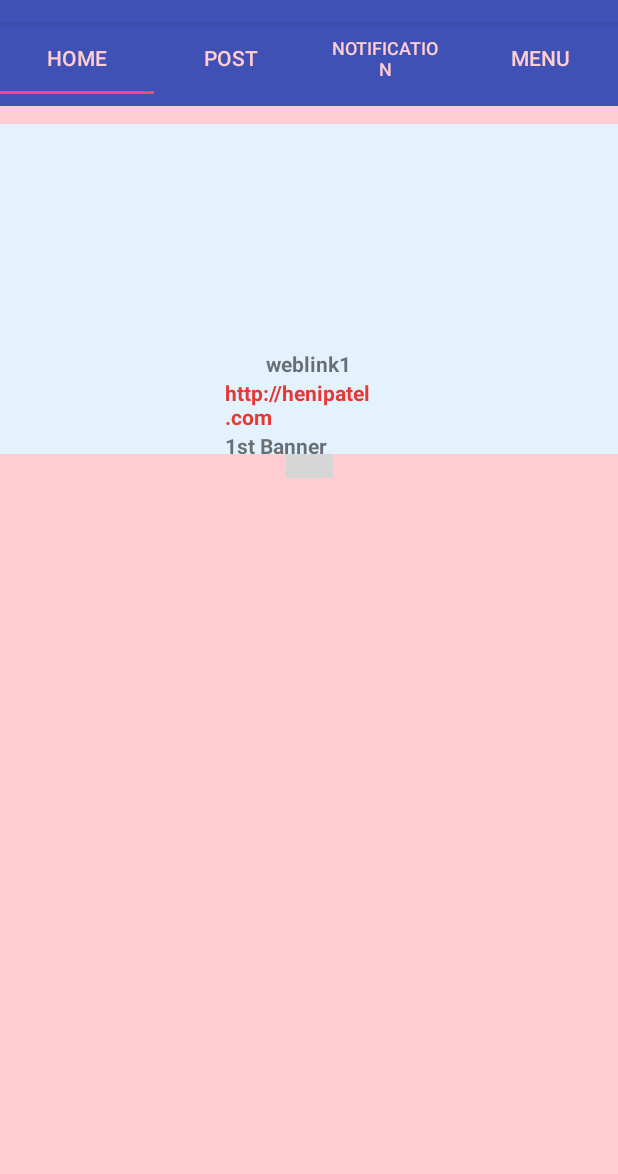
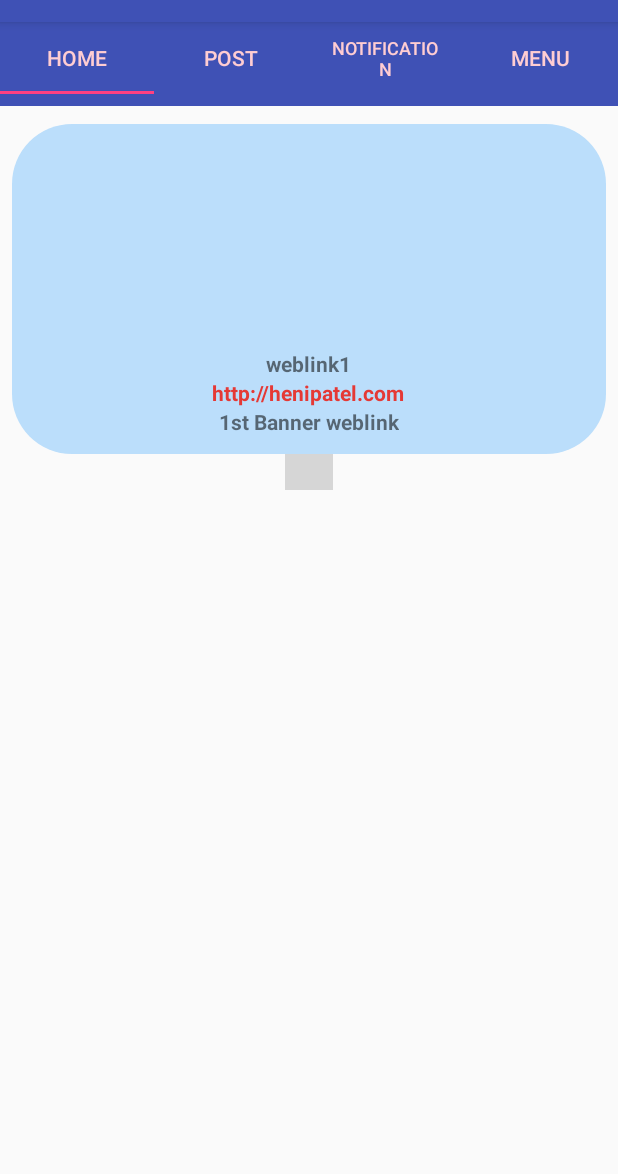
Before and after one commit to henipatel111/TrialApplication, an Android app: the screen it shows after launch (MainActivity), on a phone screen of 412 x 824 dp, the part 62-1236 px from its top. Run offline under Robolectric (Android 15) with nearby library versions, the phone set to English and light mode, and no system bars; our stand-ins replace ButterKnife; plain views replace CircleIndicator; 1 statement that could not run was skipped; grey boxes are pictures that could not be loaded.

Commit message:
fix Home page banner

```diff
--- a/app/src/main/java/com/example/heni/bannersonhomepage/fragments/BannerFragment.java
+++ b/app/src/main/java/com/example/heni/bannersonhomepage/fragments/BannerFragment.java
@@ -14,6 +14,7 @@ import android.widget.LinearLayout;
 import android.widget.ProgressBar;
 import android.widget.RelativeLayout;
 import android.widget.TextView;
+import android.widget.Toast;
 
 import com.example.heni.bannersonhomepage.R;
 import com.example.heni.bannersonhomepage.models.Banner;
@@ -88,4 +89,5 @@ public class BannerFragment extends Fragment {
         textView1.setText(banner.getLinkUrl());
         textView2.setText(banner.getDescription());
     }
+
 }
--- a/app/src/main/java/com/example/heni/bannersonhomepage/fragments/BannerHomeFragment.java
+++ b/app/src/main/java/com/example/heni/bannersonhomepage/fragments/BannerHomeFragment.java
@@ -1,12 +1,9 @@
 package com.example.heni.bannersonhomepage.fragments;
 
-import android.content.Context;
-import android.os.AsyncTask;
 import android.os.Bundle;
 import android.support.annotation.Nullable;
 import android.support.v4.app.Fragment;
 import android.support.v7.widget.LinearLayoutManager;
-import android.util.Log;
 import android.view.LayoutInflater;
 import android.view.View;
 import android.view.ViewGroup;
@@ -17,9 +14,7 @@ import com.example.heni.bannersonhomepage.R;
 import com.example.heni.bannersonhomepage.adapters.BannerAdapter;
 import com.example.heni.bannersonhomepage.models.Banner;
 import com.example.heni.bannersonhomepage.utilities.CommonRecyclerItem;
-import com.example.heni.bannersonhomepage.utilities.MyHelper;
 import com.example.heni.bannersonhomepage.views.CommonRecyclerScreen;
-
 
 import java.util.ArrayList;
 import java.util.List;
@@ -67,7 +62,7 @@ public class BannerHomeFragment extends Fragment {
     @Override
     public void onViewCreated(View view, @Nullable Bundle savedInstanceState) {
         super.onViewCreated(view, savedInstanceState);
-        crs = CommonRecyclerScreen.setupWithActivity(getActivity());
+        crs = new CommonRecyclerScreen(this.getContext(),view);
         resetScreen();
     }
 
--- a/app/src/main/java/com/example/heni/bannersonhomepage/fragments/MenuFragment.java
+++ b/app/src/main/java/com/example/heni/bannersonhomepage/fragments/MenuFragment.java
@@ -2,22 +2,35 @@ package com.example.heni.bannersonhomepage.fragments;
 
 import android.os.Bundle;
 import android.support.v4.app.Fragment;
+import android.support.v7.widget.RecyclerView;
 import android.view.LayoutInflater;
 import android.view.View;
 import android.view.ViewGroup;
+import android.widget.RelativeLayout;
 
 import com.example.heni.bannersonhomepage.R;
+
+import butterknife.BindView;
+import butterknife.ButterKnife;
 
 /**
  * Created by heni on 8/7/17.
  */
 
 public class MenuFragment extends Fragment {
+
+   /* @BindView(R.id.rv_rlholder)
+    RelativeLayout relativeLayout;
+    @BindView(R.id.m_recyclerview)
+    RecyclerView recyclerView;*/
+
     @Override
     public View onCreateView(LayoutInflater inflater, ViewGroup container, Bundle savedInstanceState) {
 
         //Returning the layout file after inflating
         //Change R.layout.tab1 in you classes
-        return inflater.inflate(R.layout.tab, container, false);
+        View rootView = inflater.inflate(R.layout.menu_fragment, container, false);
+        ButterKnife.bind(this, rootView);
+        return rootView;
     }
 }
--- a/app/src/main/java/com/example/heni/bannersonhomepage/viewholders/BannerViewHolder.java
+++ b/app/src/main/java/com/example/heni/bannersonhomepage/viewholders/BannerViewHolder.java
@@ -11,6 +11,7 @@ import android.support.v7.widget.RecyclerView;
 import android.view.View;
 import android.widget.ImageView;
 import android.widget.LinearLayout;
+import android.widget.Toast;
 
 import com.example.heni.bannersonhomepage.R;
 import com.example.heni.bannersonhomepage.fragments.BannerFragment;
@@ -86,7 +87,6 @@ public class BannerViewHolder extends RecyclerView.ViewHolder {
             viewPager.setAdapter(pagerAdapter);
             viewPager.setOffscreenPageLimit(bannerList.size());
             circleIndicator.setViewPager(viewPager);
-
             viewPager.addOnPageChangeListener(new ViewPager.OnPageChangeListener() {
                 @Override
                 public void onPageScrolled(int position, float positionOffset, int positionOffsetPixels) {
@@ -112,32 +112,10 @@ public class BannerViewHolder extends RecyclerView.ViewHolder {
 
         public PagerAdapter(FragmentManager fm) {
             super(fm);
-
-
         }
-        /*@Override
-        public Fragment getItem(int position) {
-            switch (bannerList.get(position).getTitle()) {
-                case "weblink1":
-                    return MyFragment.newInstance(bannerList.get(position));
-                case "lesson1":
-                    return MyFragment.newInstance(bannerList.get(position));
-                case "course1":
-                    return MyFragment.newInstance(bannerList.get(position));
-            }
-            return MyFragment.newInstance(bannerList.get(position));
-        }*/
 
         @Override
         public Fragment getItem(int position) {
-            switch (bannerList.get(position).getTitle()) {
-                case "weblink1":
-                    return BannerFragment.newInstance(bannerList.get(position));
-                case "lesson1":
-                    return BannerFragment.newInstance(bannerList.get(position));
-                case "course1":
-                    return BannerFragment.newInstance(bannerList.get(position));
-            }
             return BannerFragment.newInstance(bannerList.get(position));
         }
         @Override
--- a/app/src/main/java/com/example/heni/bannersonhomepage/views/CommonRecyclerScreen.java
+++ b/app/src/main/java/com/example/heni/bannersonhomepage/views/CommonRecyclerScreen.java
@@ -58,11 +58,6 @@ public class CommonRecyclerScreen {
         }
     }
 
-    public static CommonRecyclerScreen setupWithActivity(Activity activity) {
-        return new CommonRecyclerScreen(activity, activity.findViewById(R.id.common_recycler_screen));
-    }
-
-
     public RecyclerView getRecyclerView() {
         return recyclerView;
     }
--- /dev/null
+++ b/app/src/main/res/drawable/rounded_dialog.xml
@@ -0,0 +1,8 @@
+<?xml version="1.0" encoding="utf-8"?>
+    <shape xmlns:android="http://schemas.android.com/apk/res/android"
+        android:shape="rectangle">
+        <solid android:color="@color/google_blue_100"/>
+        <corners android:radius="40dp" />
+        <padding android:left="10dp"
+            android:right="10dp"/>
+    </shape>
--- a/app/src/main/res/layout/banner_fragment.xml
+++ b/app/src/main/res/layout/banner_fragment.xml
@@ -4,15 +4,15 @@
     android:layout_height="match_parent"
     xmlns:tools="http://schemas.android.com/tools"
     android:orientation="vertical"
-    android:background="@color/google_blue_50"
     tools:context="com.example.heni.bannersonhomepage.fragments.BannerFragment">
 
     <RelativeLayout
         android:id="@+id/rl_holder"
         android:layout_width="match_parent"
         android:layout_height="match_parent"
-        android:layout_marginLeft="@dimen/google_12x"
-        android:layout_marginRight="@dimen/google_12x">
+        android:background="@drawable/rounded_dialog"
+        android:layout_marginLeft="@dimen/google_1x"
+        android:layout_marginRight="@dimen/google_1x">
 
     <!-- <ImageView
            android:id="@+id/img_reference"
--- a/app/src/main/res/layout/banner_home_fragment.xml
+++ b/app/src/main/res/layout/banner_home_fragment.xml
@@ -10,7 +10,7 @@
         android:id="@+id/r_mainHolder"
         android:layout_width="match_parent"
         android:layout_height="match_parent"
-        android:background="@color/google_red_100">
+        >
 
         <RelativeLayout
             android:id="@+id/crs_holder"
--- /dev/null
+++ b/app/src/main/res/layout/menu_fragment.xml
@@ -0,0 +1,6 @@
+<?xml version="1.0" encoding="utf-8"?>
+<LinearLayout xmlns:android="http://schemas.android.com/apk/res/android"
+    android:orientation="vertical" android:layout_width="match_parent"
+    android:layout_height="match_parent">
+
+</LinearLayout>
--- a/app/src/main/res/layout/vh_banner_pager.xml
+++ b/app/src/main/res/layout/vh_banner_pager.xml
@@ -4,7 +4,6 @@
     android:id="@+id/ll_holder"
     android:layout_width="match_parent"
     android:layout_height="wrap_content"
-
     android:orientation="vertical">
 
     <RelativeLayout
@@ -16,7 +15,6 @@
         <android.support.v4.view.ViewPager
             android:id="@+id/banner_view_pager"
             android:layout_width="match_parent"
-            android:background="@color/google_red_50"
             android:layout_height="wrap_content"
             android:layout_alignBottom="@+id/img_reference"
             android:layout_alignTop="@+id/img_reference" />
@@ -36,7 +34,7 @@
         <me.relex.circleindicator.CircleIndicator
             android:id="@+id/circle_indicator"
             android:layout_width="wrap_content"
-            android:layout_height="@dimen/google_2x"
+            android:layout_height="@dimen/google_3x"
             android:layout_below="@+id/banner_view_pager"
             android:layout_centerHorizontal="true"
             app:ci_animator="@animator/scale_with_alpha"
```
